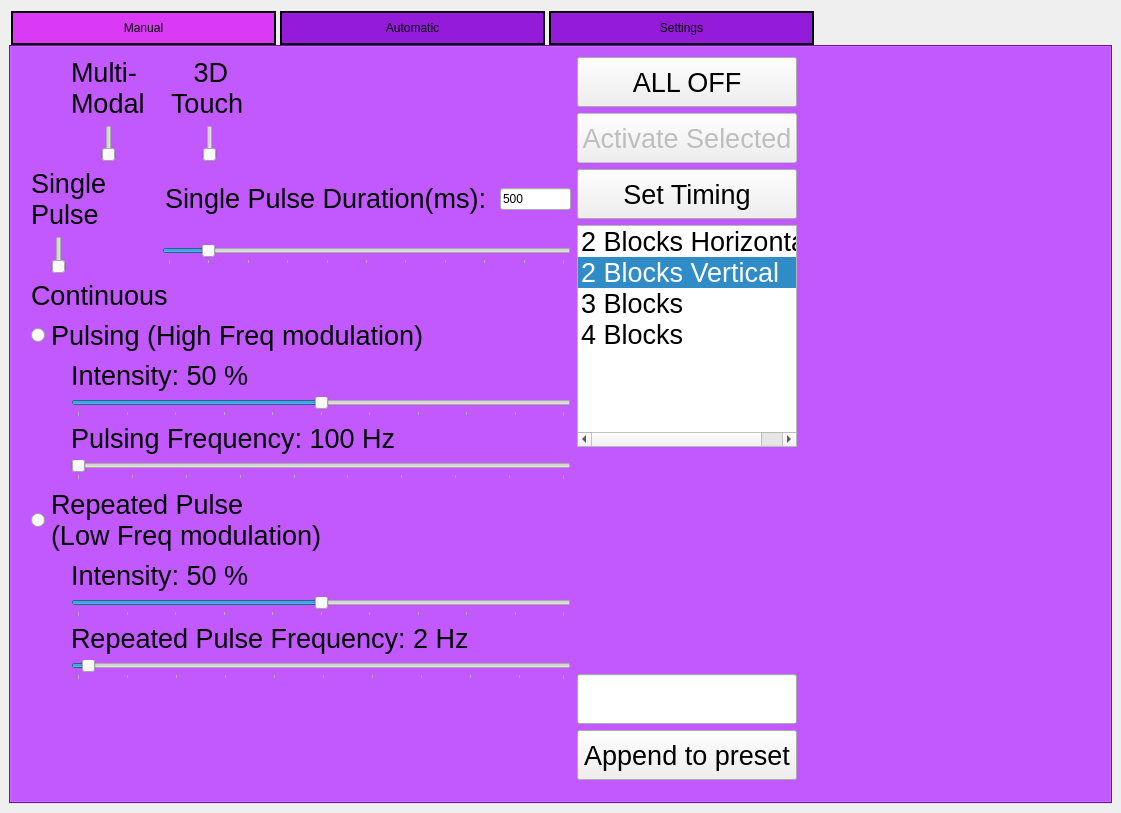
The window that GUI/vr_gui_layout.ui (rschloen/haptic_vr) describes before a commit, drawn with Qt 5.
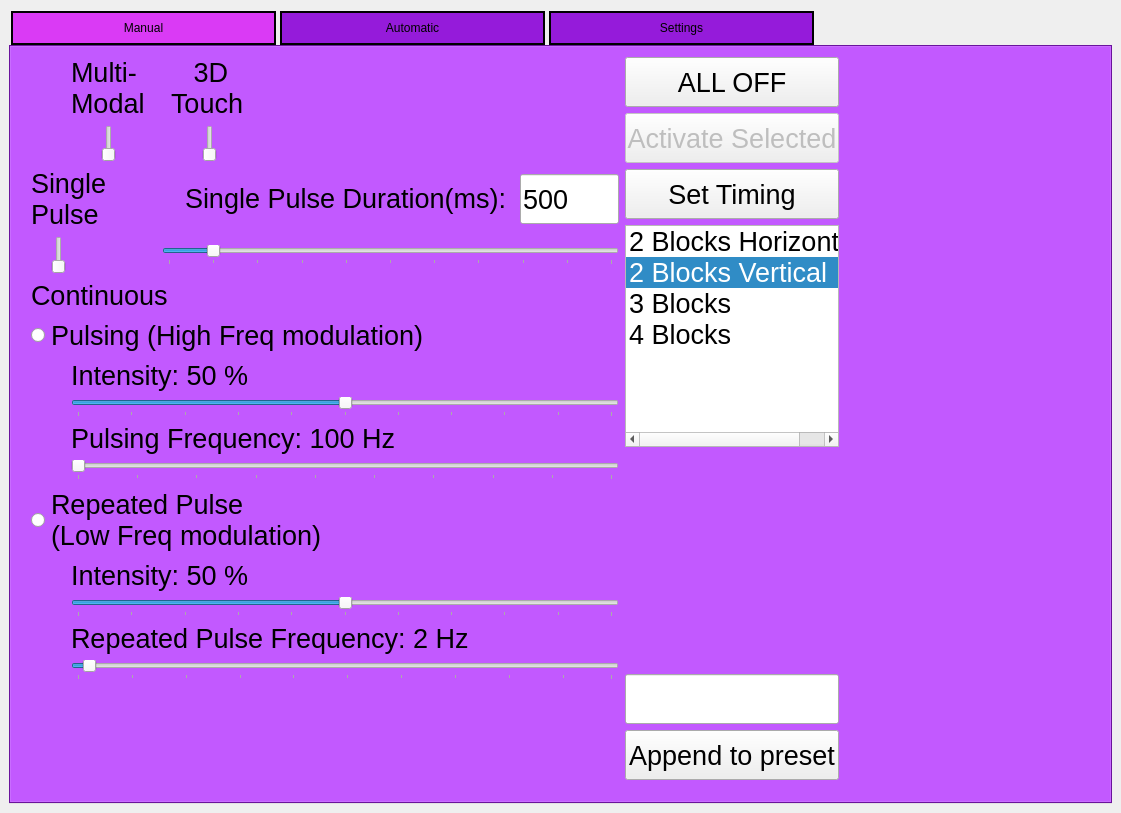
The same window after the commit. Icons and pictures are not drawn.

Commit message:
Added additional layouts for actuator blocks
Can now switch between actuator layouts (horizontal, vertical, more
blocks). May be useful for multiple devices.

Added resources: images and preset files

The edit to the form file:
```diff
--- a/GUI/vr_gui_layout.ui
+++ b/GUI/vr_gui_layout.ui
@@ -31,6 +31,7 @@
 QLabel {font-size: 20pt;}
 QRadioButton{font-size: 20pt;}
 QListWidget{font-size: 20pt;}
+QLineEdit{font-size: 20pt;}
 </string>
    </property>
    <layout class="QHBoxLayout" name="horizontalLayout">
@@ -93,7 +94,7 @@
            <rect>
             <x>20</x>
             <y>10</y>
-            <width>1072</width>
+            <width>1114</width>
             <height>723</height>
            </rect>
           </property>
@@ -115,8 +116,8 @@
                 <spacer name="horizontalSpacer_8">
                  <property name="sizePolicy">
                   <sizepolicy hsizetype="Fixed" vsizetype="Minimum">
-                   <horstretch>1</horstretch>
-                   <verstretch>1</verstretch>
+                   <horstretch>0</horstretch>
+                   <verstretch>0</verstretch>
                   </sizepolicy>
                  </property>
                  <property name="orientation">
@@ -151,8 +152,8 @@
                 <spacer name="horizontalSpacer_2">
                  <property name="sizePolicy">
                   <sizepolicy hsizetype="Fixed" vsizetype="Minimum">
-                   <horstretch>1</horstretch>
-                   <verstretch>1</verstretch>
+                   <horstretch>0</horstretch>
+                   <verstretch>0</verstretch>
                   </sizepolicy>
                  </property>
                  <property name="orientation">
@@ -186,9 +187,9 @@
                <item>
                 <spacer name="horizontalSpacer_9">
                  <property name="sizePolicy">
-                  <sizepolicy hsizetype="Expanding" vsizetype="Minimum">
-                   <horstretch>1</horstretch>
-                   <verstretch>1</verstretch>
+                  <sizepolicy hsizetype="Minimum" vsizetype="Minimum">
+                   <horstretch>0</horstretch>
+                   <verstretch>0</verstretch>
                   </sizepolicy>
                  </property>
                  <property name="orientation">
@@ -210,8 +211,8 @@
                 <spacer name="horizontalSpacer_10">
                  <property name="sizePolicy">
                   <sizepolicy hsizetype="Fixed" vsizetype="Minimum">
-                   <horstretch>1</horstretch>
-                   <verstretch>1</verstretch>
+                   <horstretch>0</horstretch>
+                   <verstretch>0</verstretch>
                   </sizepolicy>
                  </property>
                  <property name="orientation">
@@ -248,8 +249,8 @@
                 <spacer name="horizontalSpacer">
                  <property name="sizePolicy">
                   <sizepolicy hsizetype="Fixed" vsizetype="Minimum">
-                   <horstretch>1</horstretch>
-                   <verstretch>1</verstretch>
+                   <horstretch>0</horstretch>
+                   <verstretch>0</verstretch>
                   </sizepolicy>
                  </property>
                  <property name="orientation">
@@ -285,9 +286,9 @@
                <item>
                 <spacer name="horizontalSpacer_11">
                  <property name="sizePolicy">
-                  <sizepolicy hsizetype="Expanding" vsizetype="Minimum">
-                   <horstretch>1</horstretch>
-                   <verstretch>1</verstretch>
+                  <sizepolicy hsizetype="Minimum" vsizetype="Minimum">
+                   <horstretch>0</horstretch>
+                   <verstretch>0</verstretch>
                   </sizepolicy>
                  </property>
                  <property name="orientation">
@@ -376,6 +377,12 @@
                    <verstretch>1</verstretch>
                   </sizepolicy>
                  </property>
+                 <property name="minimumSize">
+                  <size>
+                   <width>0</width>
+                   <height>50</height>
+                  </size>
+                 </property>
                  <property name="text">
                   <string>500</string>
                  </property>
@@ -389,8 +396,8 @@
                 <spacer name="horizontalSpacer_3">
                  <property name="sizePolicy">
                   <sizepolicy hsizetype="Fixed" vsizetype="Minimum">
-                   <horstretch>1</horstretch>
-                   <verstretch>1</verstretch>
+                   <horstretch>0</horstretch>
+                   <verstretch>0</verstretch>
                   </sizepolicy>
                  </property>
                  <property name="orientation">
@@ -430,8 +437,8 @@
                 <spacer name="horizontalSpacer_7">
                  <property name="sizePolicy">
                   <sizepolicy hsizetype="Fixed" vsizetype="Minimum">
-                   <horstretch>1</horstretch>
-                   <verstretch>1</verstretch>
+                   <horstretch>0</horstretch>
+                   <verstretch>0</verstretch>
                   </sizepolicy>
                  </property>
                  <property name="orientation">
@@ -513,8 +520,8 @@
                 <spacer name="horizontalSpacer_4">
                  <property name="sizePolicy">
                   <sizepolicy hsizetype="Fixed" vsizetype="Minimum">
-                   <horstretch>1</horstretch>
-                   <verstretch>1</verstretch>
+                   <horstretch>0</horstretch>
+                   <verstretch>0</verstretch>
                   </sizepolicy>
                  </property>
                  <property name="orientation">
@@ -654,8 +661,8 @@
                 <spacer name="horizontalSpacer_5">
                  <property name="sizePolicy">
                   <sizepolicy hsizetype="Fixed" vsizetype="Minimum">
-                   <horstretch>1</horstretch>
-                   <verstretch>1</verstretch>
+                   <horstretch>0</horstretch>
+                   <verstretch>0</verstretch>
                   </sizepolicy>
                  </property>
                  <property name="orientation">
@@ -777,7 +784,7 @@
              <item>
               <widget class="QPushButton" name="all_off">
                <property name="sizePolicy">
-                <sizepolicy hsizetype="Minimum" vsizetype="Fixed">
+                <sizepolicy hsizetype="Maximum" vsizetype="Fixed">
                  <horstretch>1</horstretch>
                  <verstretch>1</verstretch>
                 </sizepolicy>
@@ -788,6 +795,12 @@
                  <height>50</height>
                 </size>
                </property>
+               <property name="maximumSize">
+                <size>
+                 <width>250</width>
+                 <height>16777215</height>
+                </size>
+               </property>
                <property name="text">
                 <string>ALL OFF</string>
                </property>
@@ -799,7 +812,7 @@
                 <bool>false</bool>
                </property>
                <property name="sizePolicy">
-                <sizepolicy hsizetype="Minimum" vsizetype="Fixed">
+                <sizepolicy hsizetype="Maximum" vsizetype="Fixed">
                  <horstretch>1</horstretch>
                  <verstretch>1</verstretch>
                 </sizepolicy>
@@ -810,6 +823,12 @@
                  <height>50</height>
                 </size>
                </property>
+               <property name="maximumSize">
+                <size>
+                 <width>250</width>
+                 <height>16777215</height>
+                </size>
+               </property>
                <property name="text">
                 <string>Activate Selected</string>
                </property>
@@ -818,7 +837,7 @@
              <item>
               <widget class="QPushButton" name="set_time">
                <property name="sizePolicy">
-                <sizepolicy hsizetype="Minimum" vsizetype="Fixed">
+                <sizepolicy hsizetype="Maximum" vsizetype="Fixed">
                  <horstretch>1</horstretch>
                  <verstretch>1</verstretch>
                 </sizepolicy>
@@ -829,6 +848,12 @@
                  <height>50</height>
                 </size>
                </property>
+               <property name="maximumSize">
+                <size>
+                 <width>250</width>
+                 <height>16777215</height>
+                </size>
+               </property>
                <property name="text">
                 <string>Set Timing</string>
                </property>
@@ -836,6 +861,18 @@
              </item>
              <item>
               <widget class="QListWidget" name="block_options">
+               <property name="sizePolicy">
+                <sizepolicy hsizetype="Maximum" vsizetype="Expanding">
+                 <horstretch>0</horstretch>
+                 <verstretch>0</verstretch>
+                </sizepolicy>
+               </property>
+               <property name="maximumSize">
+                <size>
+                 <width>250</width>
+                 <height>16777215</height>
+                </size>
+               </property>
                <property name="currentRow">
                 <number>1</number>
                </property>
@@ -883,7 +920,7 @@
              <item>
               <widget class="QLineEdit" name="append_preset_name">
                <property name="sizePolicy">
-                <sizepolicy hsizetype="Expanding" vsizetype="Fixed">
+                <sizepolicy hsizetype="Maximum" vsizetype="Fixed">
                  <horstretch>1</horstretch>
                  <verstretch>1</verstretch>
                 </sizepolicy>
@@ -894,12 +931,18 @@
                  <height>50</height>
                 </size>
                </property>
+               <property name="maximumSize">
+                <size>
+                 <width>250</width>
+                 <height>16777215</height>
+                </size>
+               </property>
               </widget>
              </item>
              <item>
               <widget class="QPushButton" name="append_preset">
                <property name="sizePolicy">
-                <sizepolicy hsizetype="Minimum" vsizetype="Fixed">
+                <sizepolicy hsizetype="Maximum" vsizetype="Fixed">
                  <horstretch>1</horstretch>
                  <verstretch>1</verstretch>
                 </sizepolicy>
@@ -910,6 +953,12 @@
                  <height>50</height>
                 </size>
                </property>
+               <property name="maximumSize">
+                <size>
+                 <width>250</width>
+                 <height>16777215</height>
+                </size>
+               </property>
                <property name="text">
                 <string>Append to preset</string>
                </property>
```
The commit also changes 8 other files.
